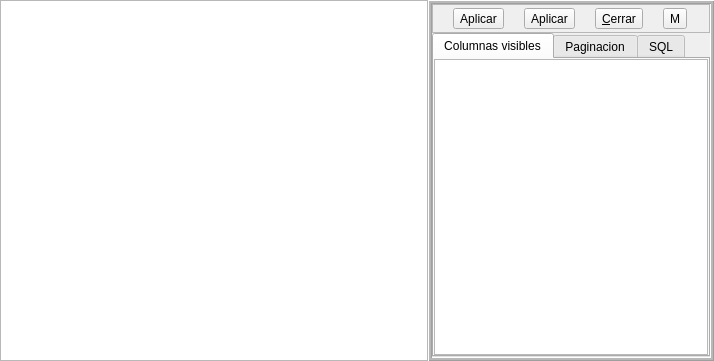
Above: bulmages/bulmalib/subform3base.ui from eboladev/Bulmages-1 before the change. Below: the same form after it.
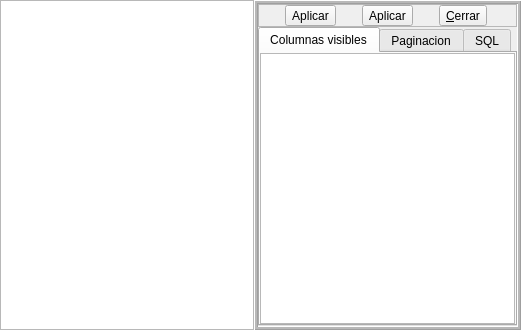
That is the form after the change. Icons and pictures are not drawn. Custom widgets are drawn as their Qt base class.

Commit message: cambios en subform3 para que el mostrar la configuracion actualize su estado

Diff of the .ui file:
```diff
--- a/bulmages/bulmalib/subform3base.ui
+++ b/bulmages/bulmalib/subform3base.ui
@@ -8,25 +8,25 @@
    <rect>
     <x>0</x>
     <y>0</y>
-    <width>714</width>
-    <height>361</height>
+    <width>521</width>
+    <height>330</height>
    </rect>
   </property>
   <property name="windowTitle" >
    <string>Configuracion Subformularios</string>
   </property>
+  <layout class="QHBoxLayout" >
+   <property name="margin" >
+    <number>0</number>
+   </property>
+   <property name="spacing" >
+    <number>0</number>
+   </property>
+   <item>
   <widget class="QTableWidget2" name="mui_list" >
-   <property name="geometry" >
-    <rect>
-     <x>0</x>
-     <y>0</y>
-     <width>428</width>
-     <height>361</height>
-    </rect>
-   </property>
    <property name="sizePolicy" >
     <sizepolicy>
-     <hsizetype>5</hsizetype>
+       <hsizetype>7</hsizetype>
      <vsizetype>7</vsizetype>
      <horstretch>0</horstretch>
      <verstretch>0</verstretch>
@@ -36,18 +36,12 @@
     <set>QAbstractItemView::AllEditTriggers</set>
    </property>
   </widget>
+   </item>
+   <item>
   <widget class="QFrame" name="mui_configurador" >
-   <property name="geometry" >
-    <rect>
-     <x>428</x>
-     <y>0</y>
-     <width>286</width>
-     <height>361</height>
-    </rect>
-   </property>
    <property name="sizePolicy" >
     <sizepolicy>
-     <hsizetype>5</hsizetype>
+       <hsizetype>7</hsizetype>
      <vsizetype>5</vsizetype>
      <horstretch>0</horstretch>
      <verstretch>0</verstretch>
@@ -71,15 +65,72 @@
    <property name="midLineWidth" >
     <number>2</number>
    </property>
+     <layout class="QVBoxLayout" >
+      <property name="margin" >
+       <number>0</number>
+      </property>
+      <property name="spacing" >
+       <number>0</number>
+      </property>
+      <item>
+       <widget class="QFrame" name="frame" >
+        <property name="frameShape" >
+         <enum>QFrame::StyledPanel</enum>
+        </property>
+        <property name="frameShadow" >
+         <enum>QFrame::Raised</enum>
+        </property>
+        <layout class="QHBoxLayout" >
+         <property name="margin" >
+          <number>0</number>
+         </property>
+         <property name="spacing" >
+          <number>0</number>
+         </property>
+         <item>
+          <widget class="QToolButton" name="mui_confcol" >
+           <property name="text" >
+            <string>Aplicar</string>
+           </property>
+           <property name="icon" >
+            <iconset resource="../bulmages.qrc" >:/Genericos32x32/images/pendientes/i_reload.png</iconset>
+           </property>
+           <property name="toolButtonStyle" >
+            <enum>Qt::ToolButtonTextBesideIcon</enum>
+           </property>
+          </widget>
+         </item>
+         <item>
+          <widget class="QToolButton" name="mui_appag" >
+           <property name="text" >
+            <string>Aplicar</string>
+           </property>
+           <property name="icon" >
+            <iconset resource="../bulmages.qrc" >:/Genericos32x32/images/pendientes/i_reload.png</iconset>
+           </property>
+           <property name="toolButtonStyle" >
+            <enum>Qt::ToolButtonTextBesideIcon</enum>
+           </property>
+          </widget>
+         </item>
+         <item>
+          <widget class="QToolButton" name="mui_botonCerrar" >
+           <property name="text" >
+            <string>&amp;Cerrar</string>
+           </property>
+           <property name="icon" >
+            <iconset resource="../bulmages.qrc" >:/Genericos32x32/images/pendientes/i_tuxPeq.png</iconset>
+           </property>
+           <property name="toolButtonStyle" >
+            <enum>Qt::ToolButtonTextBesideIcon</enum>
+           </property>
+          </widget>
+         </item>
+        </layout>
+       </widget>
+      </item>
+      <item>
    <widget class="QTabWidget" name="mui_selectorsubform3" >
-    <property name="geometry" >
-     <rect>
-      <x>4</x>
-      <y>33</y>
-      <width>278</width>
-      <height>324</height>
-     </rect>
-    </property>
     <property name="sizePolicy" >
      <sizepolicy>
       <hsizetype>5</hsizetype>
@@ -1408,83 +1459,11 @@
      </layout>
     </widget>
    </widget>
-   <widget class="QFrame" name="frame" >
-    <property name="geometry" >
-     <rect>
-      <x>4</x>
-      <y>4</y>
-      <width>278</width>
-      <height>29</height>
-     </rect>
-    </property>
-    <property name="frameShape" >
-     <enum>QFrame::StyledPanel</enum>
-    </property>
-    <property name="frameShadow" >
-     <enum>QFrame::Raised</enum>
-    </property>
-    <layout class="QHBoxLayout" >
-     <property name="margin" >
-      <number>0</number>
-     </property>
-     <property name="spacing" >
-      <number>0</number>
-     </property>
-     <item>
-      <widget class="QToolButton" name="mui_confcol" >
-       <property name="text" >
-        <string>Aplicar</string>
-       </property>
-       <property name="icon" >
-        <iconset resource="../bulmages.qrc" >:/Genericos32x32/images/pendientes/i_reload.png</iconset>
-       </property>
-       <property name="toolButtonStyle" >
-        <enum>Qt::ToolButtonTextBesideIcon</enum>
-       </property>
-      </widget>
-     </item>
-     <item>
-      <widget class="QToolButton" name="mui_appag" >
-       <property name="text" >
-        <string>Aplicar</string>
-       </property>
-       <property name="icon" >
-        <iconset resource="../bulmages.qrc" >:/Genericos32x32/images/pendientes/i_reload.png</iconset>
-       </property>
-       <property name="toolButtonStyle" >
-        <enum>Qt::ToolButtonTextBesideIcon</enum>
-       </property>
-      </widget>
-     </item>
-     <item>
-      <widget class="QToolButton" name="toolButton" >
-       <property name="text" >
-        <string>&amp;Cerrar</string>
-       </property>
-       <property name="icon" >
-        <iconset resource="../bulmages.qrc" >:/Genericos32x32/images/pendientes/i_tuxPeq.png</iconset>
-       </property>
-       <property name="toolButtonStyle" >
-        <enum>Qt::ToolButtonTextBesideIcon</enum>
-       </property>
-      </widget>
-     </item>
-     <item>
-      <widget class="QToolButton" name="mui_botonMostrar" >
-       <property name="text" >
-        <string>M</string>
-       </property>
-       <property name="shortcut" >
-        <string>Ctrl-s</string>
-       </property>
-       <property name="checkable" >
-        <bool>true</bool>
-       </property>
-      </widget>
-     </item>
-    </layout>
-   </widget>
-  </widget>
+      </item>
+     </layout>
+    </widget>
+   </item>
+  </layout>
  </widget>
  <pixmapfunction></pixmapfunction>
  <customwidgets>
```
Left out of the diff: 19 changed lines with no effect on the pictures. Lines whose indentation alone changed are shown as unchanged. The commit also changes 5 other files.
